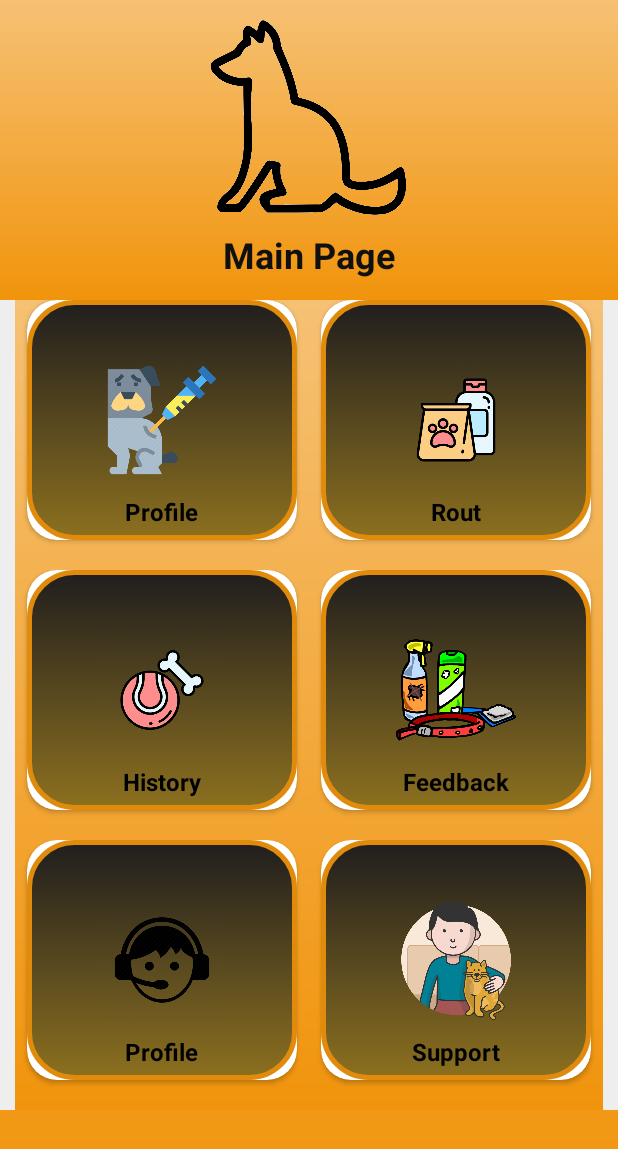
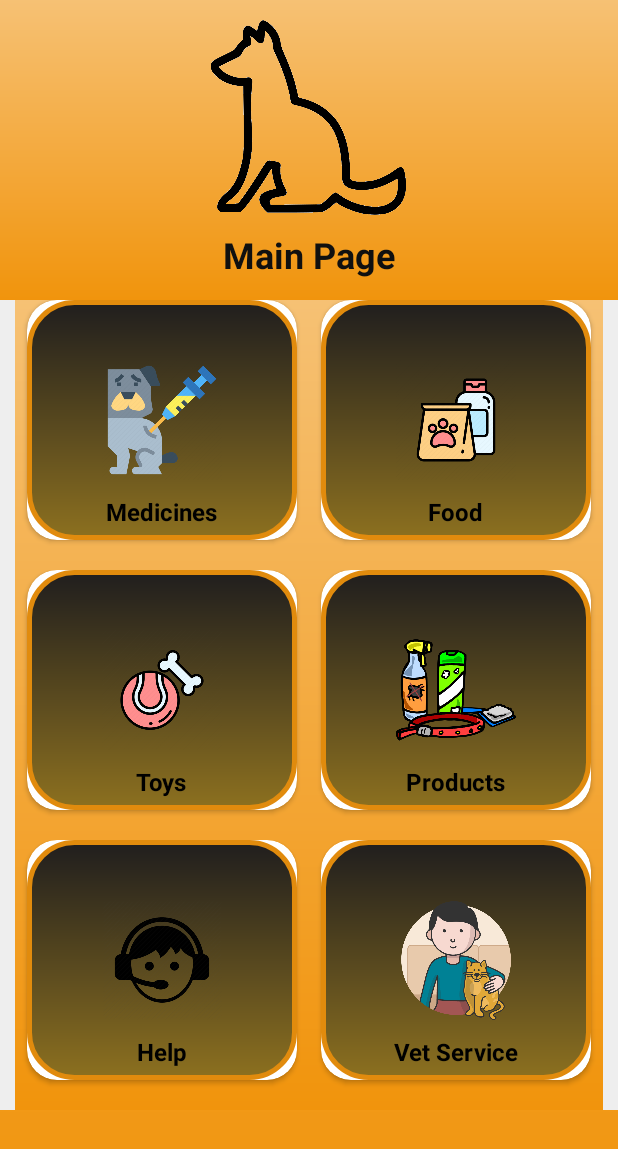
Before and after one commit to UsamaAfzal081/New-Vet-Care, an Android app: the dashboard screen opened directly, with no data from a screen before it, on a phone screen of 412 x 824 dp. Shown: the top 1149 px of the screen. Run offline under Robolectric (Android 15) with nearby library versions, the phone set to English and light mode, and no system bars.

Commit message:
new update

```diff
--- a/app/src/main/java/com/example/musicplayer/dashboard.java
+++ b/app/src/main/java/com/example/musicplayer/dashboard.java
@@ -9,11 +9,14 @@ import android.widget.Button;
 import androidx.appcompat.app.AppCompatActivity;
 public class dashboard extends Activity {
     private Button btnprofile;
+    private Button btnrout;
     @Override
     protected void onCreate(Bundle savedInstanceState) {
         super.onCreate(savedInstanceState);
         setContentView(R.layout.dashboard);
+        setContentView(R.layout.dashboard);
         btnprofile = findViewById(R.id.btnprofile);
+        btnrout = findViewById(R.id.btnrout);
         btnprofile.setOnClickListener(new View.OnClickListener() {
             @Override
             public void onClick(View view) {
@@ -21,5 +24,12 @@ public class dashboard extends Activity {
                 startActivity(u);
             }
         });
+        btnrout.setOnClickListener(new View.OnClickListener() {
+            @Override
+            public void onClick(View view) {
+                Intent v = new Intent(dashboard.this, MainActivity3.class);
+                startActivity(v);
+            }
+        });
     }
 }
--- a/app/src/main/res/layout/activity_main2.xml
+++ b/app/src/main/res/layout/activity_main2.xml
@@ -10,7 +10,7 @@
     <RelativeLayout
         android:layout_width="match_parent"
         android:layout_height="wrap_content"
-        android:layout_marginTop="16dp">
+        android:layout_marginTop="70dp">
 
         <LinearLayout
             android:layout_width="wrap_content"
--- a/app/src/main/res/layout/dashboard.xml
+++ b/app/src/main/res/layout/dashboard.xml
@@ -78,7 +78,7 @@
                                 android:layout_width="wrap_content"
                                 android:layout_height="wrap_content"
                                 android:id="@+id/txtprofile"
-                                android:text="Profile"
+                                android:text="Medicines"
                                 android:textSize="16sp"
                                 android:textStyle="bold"
                                 android:layout_centerInParent="true"
@@ -117,7 +117,7 @@
                                 android:layout_width="wrap_content"
                                 android:layout_height="wrap_content"
                                 android:id="@+id/txtrute"
-                                android:text="Rout"
+                                android:text="Food"
                                 android:textSize="16sp"
                                 android:textStyle="bold"
                                 android:layout_centerInParent="true"
@@ -125,10 +125,11 @@
                                 android:textColor="#000"
                                 android:layout_below="@+id/rute">
                             </TextView>
+
                             <Button
+                                android:id="@+id/btnrout"
                                 android:layout_width="match_parent"
                                 android:layout_height="match_parent"
-                                android:id="@+id/btnrout"
                                 android:background="@android:color/transparent"></Button>
                         </RelativeLayout>
 
@@ -163,7 +164,7 @@
                                 android:layout_width="wrap_content"
                                 android:layout_height="wrap_content"
                                 android:id="@+id/txthistory"
-                                android:text="History"
+                                android:text="Toys"
                                 android:textSize="16sp"
                                 android:textStyle="bold"
                                 android:layout_centerInParent="true"
@@ -171,10 +172,11 @@
                                 android:textColor="#000"
                                 android:layout_below="@+id/history">
                             </TextView>
+
                             <Button
+                                android:id="@+id/btnhistory"
                                 android:layout_width="match_parent"
                                 android:layout_height="match_parent"
-                                android:id="@+id/btnhistory"
                                 android:background="@android:color/transparent"></Button>
                         </RelativeLayout>
 
@@ -201,7 +203,7 @@
                                 android:layout_width="wrap_content"
                                 android:layout_height="wrap_content"
                                 android:id="@+id/txtfeedback"
-                                android:text="Feedback"
+                                android:text="Products"
                                 android:textSize="16sp"
                                 android:textStyle="bold"
                                 android:layout_centerInParent="true"
@@ -209,10 +211,11 @@
                                 android:textColor="#000"
                                 android:layout_below="@+id/feedback">
                             </TextView>
+
                             <Button
+                                android:id="@+id/btnfeedbak"
                                 android:layout_width="match_parent"
                                 android:layout_height="match_parent"
-                                android:id="@+id/btnfeedbak"
                                 android:background="@android:color/transparent"></Button>
                         </RelativeLayout>
 
@@ -246,7 +249,7 @@
                                 android:layout_width="wrap_content"
                                 android:layout_height="wrap_content"
                                 android:id="@+id/txtsetting"
-                                android:text="Profile"
+                                android:text="Help"
                                 android:textSize="16sp"
                                 android:textStyle="bold"
                                 android:layout_centerInParent="true"
@@ -285,7 +288,7 @@
                                 android:layout_width="wrap_content"
                                 android:layout_height="wrap_content"
                                 android:id="@+id/txtsupport"
-                                android:text="Support"
+                                android:text="Vet Service"
                                 android:textSize="16sp"
                                 android:textStyle="bold"
                                 android:layout_centerInParent="true"
```
Also changed, not shown: app/src/main/AndroidManifest.xml (+6 -4 lines).
